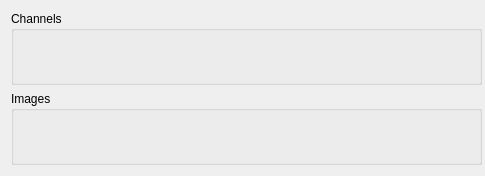
Above: code/display/QtViewer/AnimatorHolder.ui from radio-astro/casa before the change. Below: the same form after it.
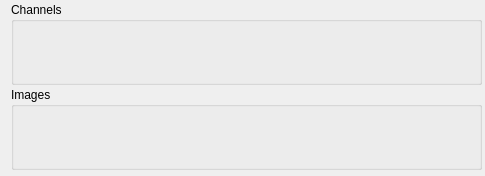
That is the form after the change.

Commit message: New Development: No             JIRA Issue: No         Ready for Test: Yes      Interface Changes: No What Interface Changed: Please list interface changes          Test Programs: List test programs   Put in Release Notes: No              Module(s): Module Names change impacts.            Description: Viewer Fix. Animator should display 'channels' if and only if at least one of the cubes loaded has more than one channel.  Animator should display 'images' if and only if there is more than one image loaded.

Patch:
```diff
--- a/code/display/QtViewer/AnimatorHolder.ui
+++ b/code/display/QtViewer/AnimatorHolder.ui
@@ -11,25 +11,28 @@
    </rect>
   </property>
   <property name="sizePolicy">
-   <sizepolicy hsizetype="MinimumExpanding" vsizetype="Preferred">
+   <sizepolicy hsizetype="MinimumExpanding" vsizetype="Fixed">
     <horstretch>0</horstretch>
-    <verstretch>0</verstretch>
+    <verstretch>8</verstretch>
    </sizepolicy>
   </property>
   <property name="minimumSize">
    <size>
     <width>130</width>
-    <height>176</height>
+    <height>8</height>
    </size>
   </property>
   <property name="windowTitle">
    <string/>
   </property>
   <layout class="QVBoxLayout" name="verticalLayout">
+   <property name="topMargin">
+    <number>2</number>
+   </property>
    <item>
     <widget class="QGroupBox" name="channelGroupBox">
      <property name="sizePolicy">
-      <sizepolicy hsizetype="MinimumExpanding" vsizetype="MinimumExpanding">
+      <sizepolicy hsizetype="MinimumExpanding" vsizetype="Preferred">
        <horstretch>0</horstretch>
        <verstretch>0</verstretch>
       </sizepolicy>
@@ -37,7 +40,7 @@
      <property name="minimumSize">
       <size>
        <width>471</width>
-       <height>0</height>
+       <height>83</height>
       </size>
      </property>
      <property name="title">
@@ -48,7 +51,7 @@
    <item>
     <widget class="QGroupBox" name="imageGroupBox">
      <property name="sizePolicy">
-      <sizepolicy hsizetype="MinimumExpanding" vsizetype="MinimumExpanding">
+      <sizepolicy hsizetype="MinimumExpanding" vsizetype="Preferred">
        <horstretch>0</horstretch>
        <verstretch>0</verstretch>
       </sizepolicy>
@@ -56,7 +59,7 @@
      <property name="minimumSize">
       <size>
        <width>471</width>
-       <height>0</height>
+       <height>83</height>
       </size>
      </property>
      <property name="title">
```
The commit also changes 5 other files.
